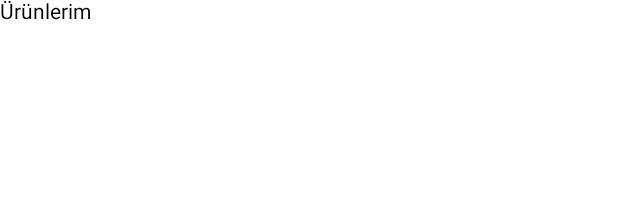
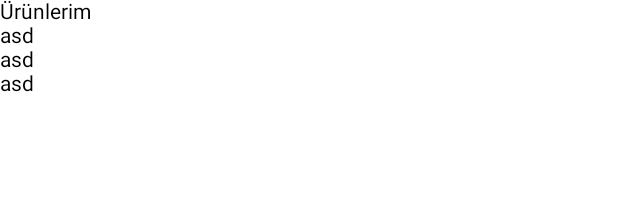
Before and after one commit to kprl884/ShoplistApp, an Android app built with Jetpack Compose: the @Preview function PreviewProductScreen, on a phone screen of 412 x 824 dp. Shown: the top 217 px of the screen. Run offline under Robolectric (Android 15) with nearby library versions, the phone set to English and light mode, and no system bars.

Commit message:
observe product items via fakestoreapi.com and list them at ProductScreen

```diff
--- a/app/src/main/java/com/example/shoplistapp/presentation/product/ProductScreen.kt
+++ b/app/src/main/java/com/example/shoplistapp/presentation/product/ProductScreen.kt
@@ -1,25 +1,35 @@
 package com.example.shoplistapp.presentation.product
 
+import android.annotation.SuppressLint
 import androidx.compose.foundation.lazy.LazyColumn
 import androidx.compose.foundation.lazy.items
 import androidx.compose.material3.Text
 import androidx.compose.runtime.Composable
+import androidx.compose.runtime.collectAsState
+import androidx.compose.runtime.getValue
 import androidx.compose.ui.tooling.preview.Preview
-import com.example.shoplistapp.components.productitem.ProductItem
+import com.example.shoplistapp.domain.entity.ProductItem
 import kotlinx.coroutines.flow.MutableStateFlow
 import kotlinx.coroutines.flow.StateFlow
 
+@SuppressLint("StateFlowValueCalledInComposition")
 @Composable
 fun ProductScreen(
     uiStateFlow: StateFlow<ProductScreenUiState>
 ) {
+    val uiState by uiStateFlow.collectAsState()
+
     LazyColumn() {
         item {
-            Text(text = "Ürünlerim")
+            if(uiState.productList.isNullOrEmpty()){
+                Text(text = "Boş ürün")
+            }else{
+                Text(text = "Ürünlerim")
+            }
         }
-        items(uiStateFlow.value.productList) {
-            if (it != null) {
-                ProductItem(productItem = it)
+        uiState.productList?.let {
+            items(it){
+                Text(text = "asd")
             }
         }
     }
@@ -30,7 +40,15 @@ fun ProductScreen(
 fun PreviewProductScreen() {
     ProductScreen(
         uiStateFlow = MutableStateFlow(
-            ProductScreenUiState()
+            ProductScreenUiState(
+                false,
+                listOf<ProductItem>
+                    (
+                    ProductItem(1, "title", 1f, "ayakkabı", "sad", "sad"),
+                    ProductItem(1, "title", 1f, "ayakkabı", "sad", "sad"),
+                    ProductItem(1, "title", 1f, "ayakkabı", "sad", "sad")
+                )
+            )
         )
     )
 }
--- a/app/src/main/java/com/example/shoplistapp/presentation/product/ProductScreenUiState.kt
+++ b/app/src/main/java/com/example/shoplistapp/presentation/product/ProductScreenUiState.kt
@@ -4,5 +4,5 @@ import com.example.shoplistapp.domain.entity.ProductItem
 
 data class ProductScreenUiState(
     val isProductListLoading: Boolean = false,
-    val productList: List<ProductItem?> = listOf()
+    val productList: List<ProductItem>? = null
 )
```
